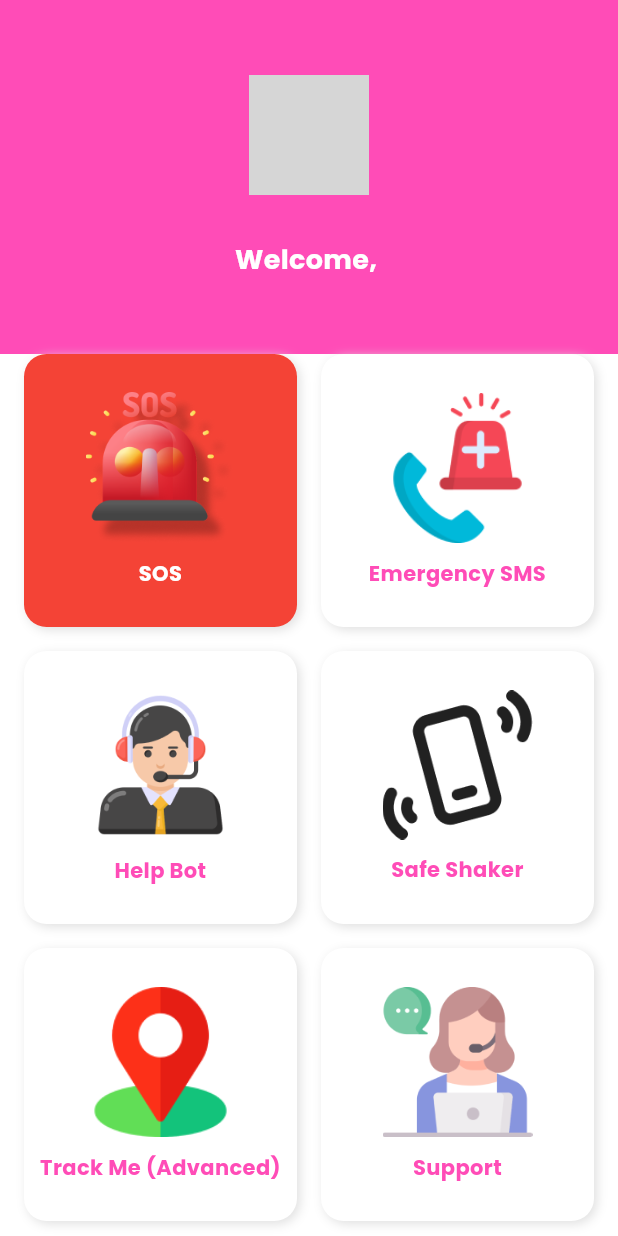
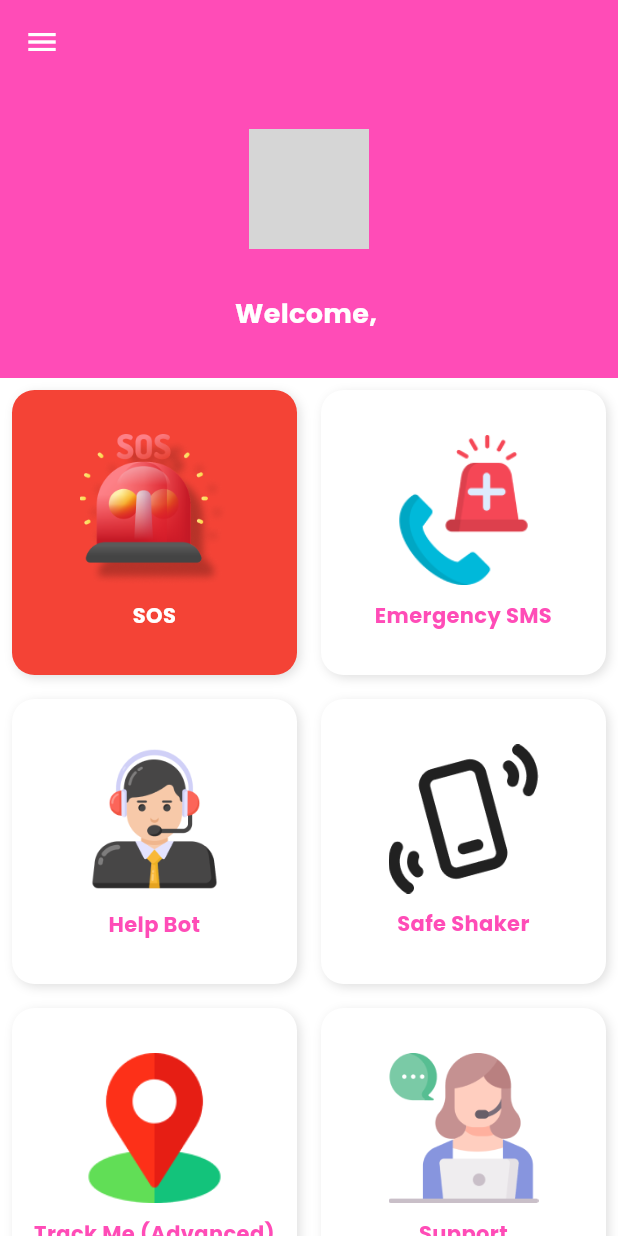
Before and after one commit to yumyum-web/ai_guardian, a Flutter app: the DashboardScreen screen opened directly, on a phone screen of 412 x 824 dp. Run offline on Flutter 3.47's test engine with Material 3 defaults, Android fonts, the phone set to English and light mode, and no system bars; our stand-ins replace cached_network_image, carousel_slider, cloud_firestore, firebase_auth, firebase_core, google_fonts and 1 more; accounts and stored records are empty; network calls fail; grey boxes are pictures that could not be loaded.

Commit message:
feat: Implement user sign-out and drawer navigation in dashboard
This commit introduces the ability for users to sign out from the dashboard and adds a drawer for navigation. The changes include:

-   **Dashboard Screen:**
    -   Added a navigation drawer to the `DashboardScreen`.
    -   Included a "Sign Out" option in the drawer.
    -   Implemented sign-out functionality using `_authService.signOut()`.
    -   Implemented a navigation method `_goToLogin` to navigate to the `LoginScreen` after sign out.
    - Added a `AppBar` with a `IconButton` to display the `Drawer`.
    - Updated `GridView` `childAspectRatio` and added a margin in `_buildDashboardTile`.
-   - Created a new `signOut` method in `AuthService` to handle user sign-out with Firebase.
+
+   - **Authentication Service:**
+      - Added `signOut` method in `AuthService` to handle user sign-out with Firebase.

```diff
--- a/lib/screens/dashboard_screen.dart
+++ b/lib/screens/dashboard_screen.dart
@@ -1,3 +1,4 @@
+import 'package:ai_guardian/screens/login_screen.dart';
 import 'package:ai_guardian/services/auth_service.dart';
 import 'package:cached_network_image/cached_network_image.dart';
 import 'package:firebase_auth/firebase_auth.dart';
@@ -15,11 +16,49 @@ class _DashboardScreenState extends State<DashboardScreen> {
   Widget build(BuildContext context) {
     User? user = _authService.getCurrentUser();
     return Scaffold(
+      drawer: Drawer(
+        child: Column(
+          crossAxisAlignment: CrossAxisAlignment.start,
+          children: <Widget>[
+            Padding(
+              padding: const EdgeInsets.fromLTRB(16, 32, 16, 16),
+              child: Text(
+                'PeerShip',
+                style: TextStyle(
+                  color: Theme.of(context).primaryColor,
+                  fontSize: 36,
+                ),
+              ),
+            ),
+            ListTile(
+              leading: Icon(Icons.exit_to_app),
+              title: Text('Sign Out'),
+              onTap: () async {
+                await _authService.signOut();
+                _goToLogin();
+              },
+            ),
+          ],
+        ),
+      ),
+      appBar: AppBar(
+        backgroundColor: Theme.of(context).primaryColor,
+        leading: Builder(
+          builder: (context) {
+            return IconButton(
+              icon: const Icon(Icons.menu),
+              color: Colors.white,
+              onPressed: () {
+                Scaffold.of(context).openDrawer();
+              },
+            );
+          },
+        ),
+      ),
       body: Column(
         children: [
           // Top section with profile and welcome message
           Container(
-            padding: EdgeInsets.all(20),
             decoration: BoxDecoration(color: Theme.of(context).primaryColor),
             width: double.infinity,
             child: Padding(
@@ -47,14 +86,10 @@ class _DashboardScreenState extends State<DashboardScreen> {
           ),
           // Dashboard Grid
           Expanded(
-            child: Container(
-              padding: EdgeInsets.symmetric(horizontal: 16),
             child: GridView(
               gridDelegate: SliverGridDelegateWithFixedCrossAxisCount(
                 crossAxisCount: 2,
                 childAspectRatio: 1,
-                  crossAxisSpacing: 16,
-                  mainAxisSpacing: 16,
               ),
               children: [
                 _buildDashboardTile(
@@ -92,7 +127,6 @@ class _DashboardScreenState extends State<DashboardScreen> {
               ],
             ),
           ),
-          ),
         ],
       ),
     );
@@ -111,6 +145,7 @@ class _DashboardScreenState extends State<DashboardScreen> {
     return GestureDetector(
       onTap: onTap,
       child: Container(
+        margin: EdgeInsets.all(8),
         decoration: BoxDecoration(
           color: bgColor,
           borderRadius: BorderRadius.circular(15),
@@ -141,4 +176,11 @@ class _DashboardScreenState extends State<DashboardScreen> {
       ),
     );
   }
+
+  void _goToLogin() {
+    Navigator.pushReplacement(
+      context,
+      MaterialPageRoute(builder: (_) => LoginScreen()),
+    );
   }
+}
--- a/lib/services/auth_service.dart
+++ b/lib/services/auth_service.dart
@@ -33,6 +33,10 @@ class AuthService {
     }
   }
 
+  Future<void> signOut() async {
+    await _auth.signOut();
+  }
+
   User? getCurrentUser() {
     return _auth.currentUser;
   }
```
Lines whose indentation alone changed are shown as unchanged.
